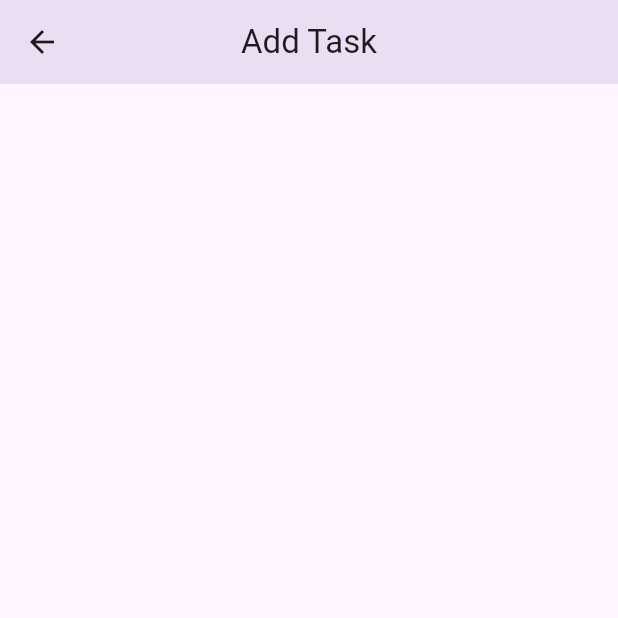
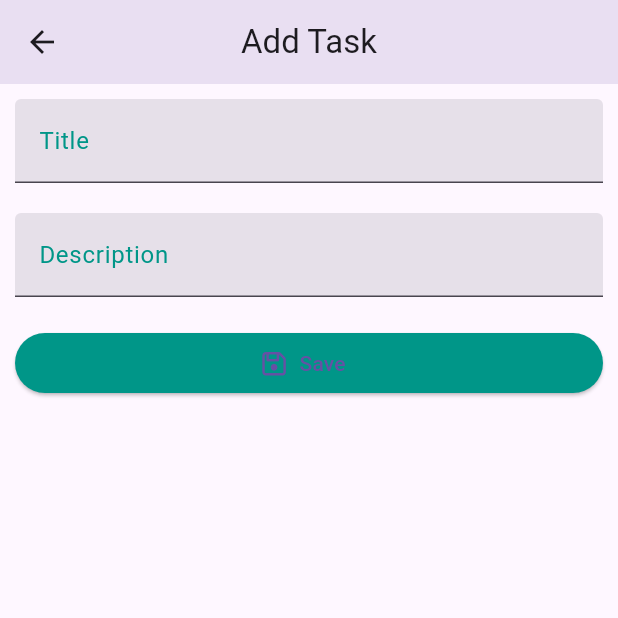
Before and after one commit to DanrleiC/tasks, a Flutter app: the AddTaskView screen opened directly, on a phone screen of 412 x 824 dp, the top half of it. Run offline on Flutter 3.47's test engine with Material 2 defaults, Android fonts, the phone set to English and light mode, and no system bars; our stand-ins replace font_awesome_flutter, sqflite; accounts and stored records are empty.

```diff
--- /dev/null
+++ b/lib/app/data/model/task.model.dart
@@ -0,0 +1,52 @@
+import 'dart:convert';
+
+class TaskModel {
+
+  int? id;
+  String? title;
+  String? description;
+  bool? isDone;
+
+  TaskModel({
+    this.id,
+    this.title,
+    this.description,
+    this.isDone,
+  });
+
+  TaskModel copyWith({
+    int? id,
+    String? title,
+    String? description,
+    bool? isDone,
+  }) {
+    return TaskModel(
+      id: id ?? this.id,
+      title: title ?? this.title,
+      description: description ?? this.description,
+      isDone: isDone ?? this.isDone,
+    );
+  }
+
+  Map<String, dynamic> toMap() {
+    return <String, dynamic>{
+      'id': id,
+      'title': title,
+      'description': description,
+      'isDone': isDone,
+    };
+  }
+
+  factory TaskModel.fromMap(Map<String, dynamic> map) {
+    return TaskModel(
+      id: map['id'] as int,
+      title: map['title'] as String,
+      description: map['description'] as String,
+      isDone: map['isDone'] as bool,
+    );
+  }
+
+  String toJson() => json.encode(toMap());
+
+  factory TaskModel.fromJson(String source) => TaskModel.fromMap(json.decode(source) as Map<String, dynamic>);
+}
--- a/lib/app/presentation/view/add_task.view.dart
+++ b/lib/app/presentation/view/add_task.view.dart
@@ -1,23 +1,107 @@
+// ignore_for_file: public_member_api_docs, sort_constructors_first
 import 'package:flutter/material.dart';
+import 'package:font_awesome_flutter/font_awesome_flutter.dart';
+
+import 'package:tasks/app/data/model/task.model.dart';
 
 class AddTaskView extends StatefulWidget {
-  const AddTaskView({super.key});
+
+  final TaskModel? task;
+
+  const AddTaskView({
+    Key? key,
+    this.task,
+  }) : super(key: key);
 
   @override
   State<AddTaskView> createState() => _AddTaskViewState();
 }
 
 class _AddTaskViewState extends State<AddTaskView> {
+
+  final _titleController = TextEditingController();
+  final _descriptionController = TextEditingController();
+
+  TaskModel _currentTask = TaskModel();
+
+  @override
+  void initState() {
+    super.initState();
+
+    if (widget.task != null) {
+      _currentTask = TaskModel.fromMap(widget.task!.toMap());
+    }
+
+    _titleController.text = _currentTask.title ?? '';
+    _descriptionController.text = _currentTask.description ?? '';
+  }
+
+  @override
+  void dispose() {
+    super.dispose();
+    _titleController.clear();
+    _descriptionController.clear();
+  }
+
   @override
   Widget build(BuildContext context) {
     return Scaffold(
       appBar: _appBar,
+      body: _content,
     );
   }
 
   AppBar get _appBar => AppBar(
-    title: const Text('Add Task'),
+    title: widget.task != null? const Text('Edit Task') : const Text('Add Task'),
     centerTitle: true,
     elevation: 35,
   );
+
+  Widget get _content {
+    return Padding(
+      padding: const EdgeInsets.all(10.0),
+      child: Column(
+        crossAxisAlignment: CrossAxisAlignment.stretch,
+        children: [
+         _text(text: 'Title', controller: _titleController),
+         _sizedBox,
+         _text(text: 'Description', controller: _descriptionController),
+         _sizedBox,
+         _buttonSave
+        ],
+      ),
+    );
+  }
+
+  Widget get _sizedBox => const SizedBox(height: 20);
+
+  Widget _text({String? text, TextEditingController? controller}){
+    return  TextField(
+      cursorColor: Colors.teal,
+      decoration: InputDecoration(
+        focusedBorder: const OutlineInputBorder(
+          borderSide: BorderSide(
+            color: Colors.teal
+          )
+        ),
+        labelText: text,
+        labelStyle: const TextStyle(
+          color: Colors.teal,
+        ),
+        filled: true,
+      ),
+      controller: controller,
+    );
+  }
+
+  Widget get _buttonSave {
+    return ElevatedButton.icon(
+      style: ButtonStyle(
+        backgroundColor: MaterialStateProperty.all(Colors.teal)
+      ),
+      onPressed: () {},
+      icon: const Icon(FontAwesomeIcons.floppyDisk),
+      label: const Text('Save')
+    );
+  }
 }
--- a/pubspec.yaml
+++ b/pubspec.yaml
@@ -14,6 +14,7 @@ dependencies:
   cupertino_icons: ^1.0.2
   sqflite: ^2.2.8+4
   font_awesome_flutter: ^10.4.0
+  path_provider: ^2.0.15
 
 dev_dependencies:
   flutter_test:
```
Also changed, not shown: lib/app/data/database/table_task.dart (added, +78 -0 lines), pubspec.lock.
